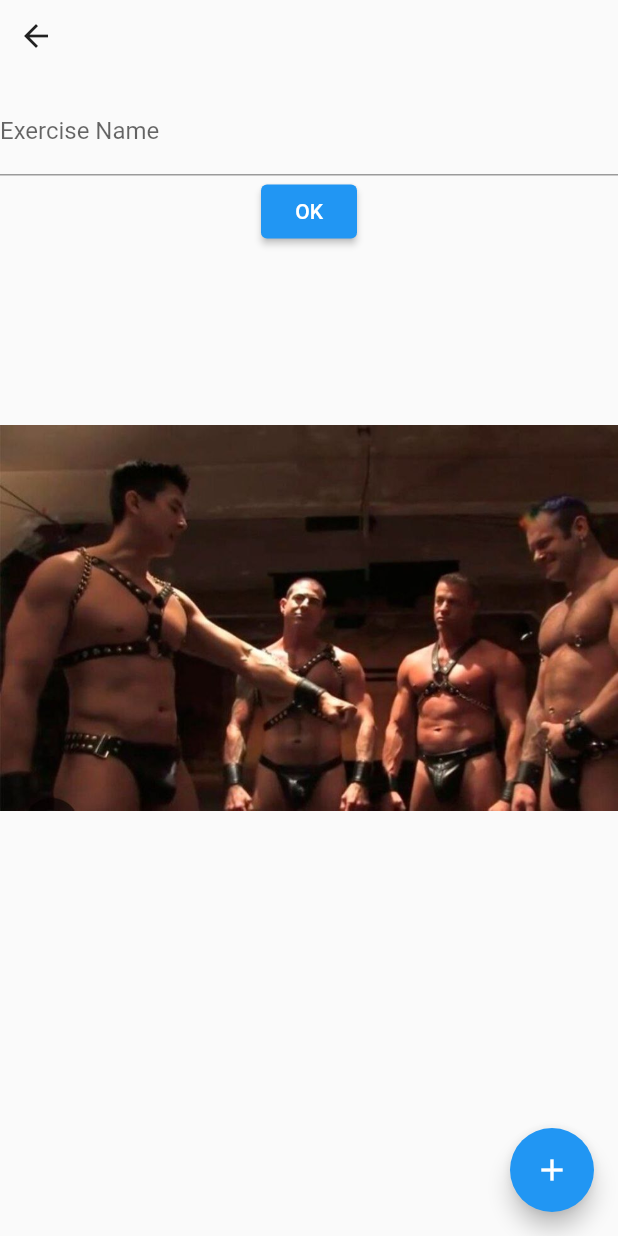
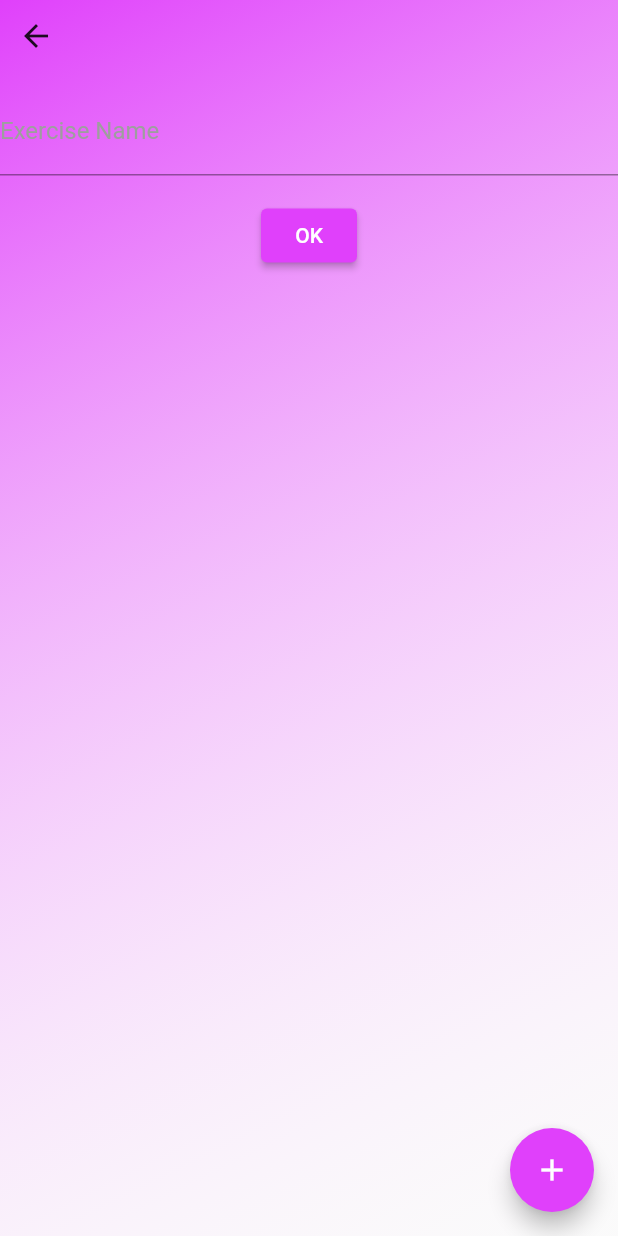
Before and after one commit to yurecKovalchuk/gym_companion, a Flutter app: the ExerciseCreate screen opened directly, on a phone screen of 412 x 824 dp. Run offline on Flutter 3.47's test engine with Material 2 defaults, Android fonts, the phone set to English and light mode, and no system bars.

Commit message:
refactor/optimisate style app

```diff
--- a/lib/features/exercise_create/screen/exercise_create.dart
+++ b/lib/features/exercise_create/screen/exercise_create.dart
@@ -1,6 +1,8 @@
 import 'package:flutter/material.dart';
 
 import 'package:timer_bloc/features/exercise_create/exercise_create.dart';
+import 'package:timer_bloc/models/models.dart';
+import 'package:timer_bloc/style/style.dart';
 
 class ExerciseCreate extends StatefulWidget {
   const ExerciseCreate({
@@ -18,11 +20,7 @@ class _ExerciseCreateState extends State<ExerciseCreate> {
   Widget build(BuildContext context) {
     return Scaffold(
       body: Container(
-        decoration: const BoxDecoration(
-          image: DecorationImage(
-            image: AssetImage('lib/assets/fon.jpg'),
-          ),
-        ),
+        decoration: MainBackgroundDecoration.backgroundDecoration,
         child: StreamBuilder(
           stream: _exerciseCreateBloc.streamSetTasks,
           builder: (context, snapshot) {
@@ -46,7 +44,11 @@ class _ExerciseCreateState extends State<ExerciseCreate> {
                     _exerciseCreateBloc.setExercisesName(name);
                   },
                   decoration: const InputDecoration(
+                    focusedBorder: UnderlineInputBorder(
+                      borderSide: BorderSide(color: Colors.white),
+                    ),
                     labelText: 'Exercise Name',
+                    labelStyle: TextStyle(color: Colors.grey),
                   ),
                 ),
                 ListView.builder(
@@ -57,11 +59,20 @@ class _ExerciseCreateState extends State<ExerciseCreate> {
                     final timer =
                         _exerciseCreateBloc.state.exercise.approaches[index];
                     return ListTile(
-                      title: Text(timer.value.toString()),
+                      title: Text('${timer.value.toString()} - ${timer.type == ApproachType.rest
+                          ? 'Rest'
+                          : 'Exercise'}'),
                     );
                   },
                 ),
+                const SizedBox(
+                  height: 16,
+                ),
                 ElevatedButton(
+                  style: const ButtonStyle(
+                    backgroundColor:
+                        MaterialStatePropertyAll(Colors.purpleAccent),
+                  ),
                   onPressed: () {
                     Navigator.pop(context, _exerciseCreateBloc.state.exercise);
                   },
@@ -73,6 +84,7 @@ class _ExerciseCreateState extends State<ExerciseCreate> {
         ),
       ),
       floatingActionButton: FloatingActionButton(
+        backgroundColor: Colors.purpleAccent,
         onPressed: () => _showAddTaskDialog(),
         child: const Icon(Icons.add),
       ),
--- a/lib/style/background_decoration_app.dart
+++ b/lib/style/background_decoration_app.dart
@@ -8,7 +8,7 @@ class MainBackgroundDecoration {
         Colors.white10,
       ],
       begin: Alignment.topLeft,
-      end: Alignment.centerRight,
+      end: Alignment.bottomRight,
     ),
   );
 }
--- a/pubspec.yaml
+++ b/pubspec.yaml
@@ -24,6 +24,6 @@ flutter:
 
   uses-material-design: true
 
-  assets:
-    - lib/assets/fon.jpg
+  # assets:
   #   - images/a_dot_ham.jpeg
+  #   - images/a_dot_ham.jpeg
```
Also changed, not shown: lib/features/exercise/screen/exercise_screen.dart (+25 -10 lines), lib/features/exercise_create/widget/add_timer_dialog_widget.dart (+11 -2 lines), lib/features/exercise_play/screen/exercise_play.dart (+19 -10 lines), lib/assets/fon.jpg (deleted).
